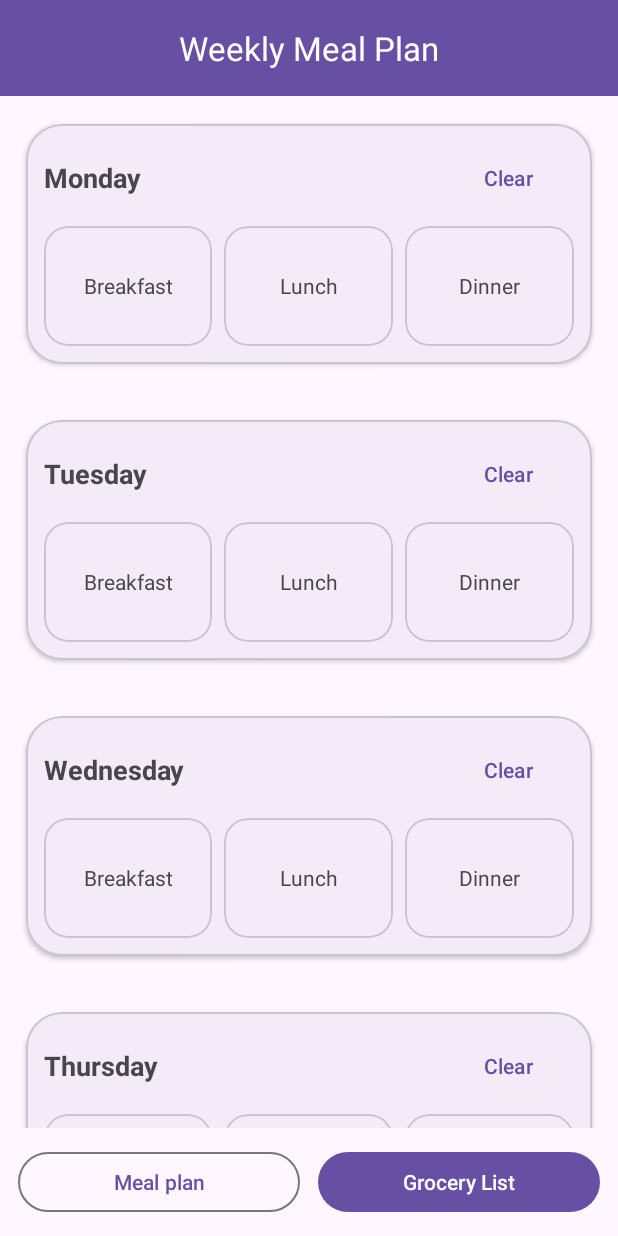
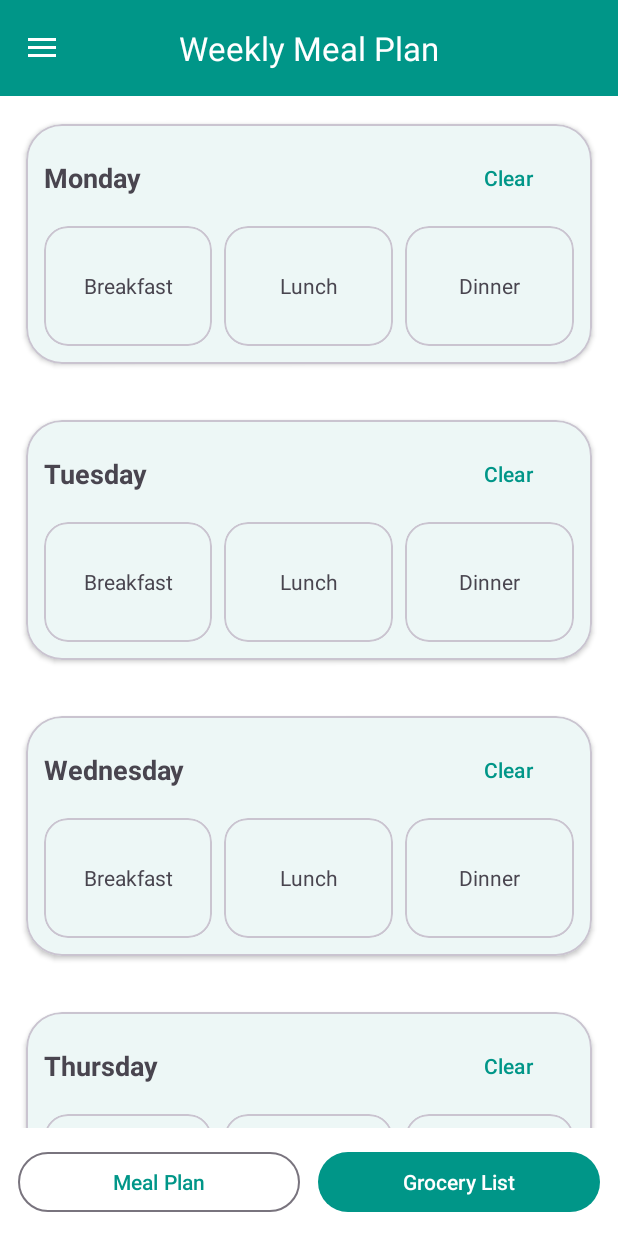
Before and after one commit to DanigosJB/WeeklyBite3, an Android app built with Jetpack Compose: the MealPlanActivity screen opened directly, with no data from a screen before it, on a phone screen of 412 x 824 dp. Run offline under Robolectric (Android 15) with nearby library versions, the phone set to English and light mode, and no system bars.

Commit message:
Added Sidebar, splash scene, changed primary colors

```diff
--- a/app/src/main/java/com/example/weeklybite3/MealPlanActivity.kt
+++ b/app/src/main/java/com/example/weeklybite3/MealPlanActivity.kt
@@ -1,35 +1,96 @@
 package com.example.weeklybite3.plan
 
+import android.content.Intent
 import android.os.Bundle
+import android.view.MenuItem
+import androidx.appcompat.app.ActionBarDrawerToggle
 import androidx.appcompat.app.AlertDialog
 import androidx.appcompat.app.AppCompatActivity
+import androidx.core.view.GravityCompat
 import androidx.recyclerview.widget.LinearLayoutManager
+import com.example.weeklybite3.LoginSignupActivity
+import com.example.weeklybite3.SessionManager
 import com.example.weeklybite3.databinding.ActivityMealPlanBinding
 import com.google.android.material.snackbar.Snackbar
-import android.content.Intent
 
 class MealPlanActivity : AppCompatActivity(), DayAdapter.Callbacks {
 
     private lateinit var binding: ActivityMealPlanBinding
     private lateinit var adapter: DayAdapter
+    private lateinit var toggle: ActionBarDrawerToggle
 
     override fun onCreate(savedInstanceState: Bundle?) {
         super.onCreate(savedInstanceState)
         binding = ActivityMealPlanBinding.inflate(layoutInflater)
         setContentView(binding.root)
 
+        // Toolbar + Drawer toggle
         setSupportActionBar(binding.toolbar)
         supportActionBar?.title = "Weekly Meal Plan"
 
+        toggle = ActionBarDrawerToggle(
+            this,
+            binding.drawerLayout,
+            binding.toolbar,
+            com.example.weeklybite3.R.string.navigation_drawer_open,
+            com.example.weeklybite3.R.string.navigation_drawer_close
+        )
+        binding.drawerLayout.addDrawerListener(toggle)
+        toggle.syncState()
+
+        // Recycler
         adapter = DayAdapter(PlanRepository.week, this)
         binding.rvDays.layoutManager = LinearLayoutManager(this)
         binding.rvDays.adapter = adapter
 
+        // Bottom buttons
         binding.btnMealPlan.setOnClickListener {
             Snackbar.make(binding.root, "You're on Meal plan", Snackbar.LENGTH_SHORT).show()
         }
         binding.btnGrocery.setOnClickListener {
             startActivity(Intent(this, GroceryListActivity::class.java))
+        }
+
+        // Drawer item clicks (includes Logout)
+        binding.navView.setNavigationItemSelectedListener { item ->
+            when (item.itemId) {
+                com.example.weeklybite3.R.id.nav_plan -> {
+                    // already here
+                }
+                com.example.weeklybite3.R.id.nav_account -> {
+                    startActivity(Intent(this, AccountActivity::class.java))
+                }
+                com.example.weeklybite3.R.id.nav_settings -> {
+                    startActivity(Intent(this, SettingsActivity::class.java))
+                }
+                com.example.weeklybite3.R.id.nav_about -> {
+                    startActivity(Intent(this, AboutActivity::class.java))
+                }
+                com.example.weeklybite3.R.id.nav_logout -> {
+                    SessionManager.logout(this)
+                    startActivity(Intent(this, LoginSignupActivity::class.java).apply {
+                        flags = Intent.FLAG_ACTIVITY_NEW_TASK or Intent.FLAG_ACTIVITY_CLEAR_TASK
+                    })
+                    finish()
+                }
+            }
+            binding.drawerLayout.closeDrawer(GravityCompat.START)
+            true
+        }
+    }
+
+    // Let the drawer toggle handle the hamburger click
+    override fun onOptionsItemSelected(item: MenuItem): Boolean {
+        if (toggle.onOptionsItemSelected(item)) return true
+        return super.onOptionsItemSelected(item)
+    }
+
+    @Deprecated("Using legacy back press for simplicity with DrawerLayout")
+    override fun onBackPressed() {
+        if (binding.drawerLayout.isDrawerOpen(GravityCompat.START)) {
+            binding.drawerLayout.closeDrawer(GravityCompat.START)
+        } else {
+            super.onBackPressed()
         }
     }
 
--- a/app/src/main/res/layout/activity_meal_plan.xml
+++ b/app/src/main/res/layout/activity_meal_plan.xml
@@ -1,24 +1,37 @@
 <?xml version="1.0" encoding="utf-8"?>
-<LinearLayout xmlns:android="http://schemas.android.com/apk/res/android"
+<androidx.drawerlayout.widget.DrawerLayout
+    xmlns:android="http://schemas.android.com/apk/res/android"
     xmlns:app="http://schemas.android.com/apk/res-auto"
+    android:id="@+id/drawerLayout"
+    android:layout_width="match_parent"
+    android:layout_height="match_parent">
+
+    <!-- Main content -->
+    <LinearLayout
         android:orientation="vertical"
         android:layout_width="match_parent"
-    android:layout_height="match_parent">
+        android:layout_height="match_parent"
+        android:background="@android:color/white">
 
         <com.google.android.material.appbar.MaterialToolbar
             android:id="@+id/toolbar"
             android:layout_width="match_parent"
-        android:layout_height="wrap_content"
+            android:layout_height="?attr/actionBarSize"
+            android:background="?attr/colorPrimary"
+            android:theme="@style/ThemeOverlay.Material3.Dark.ActionBar"
+            app:title="Weekly Meal Plan"
             app:titleCentered="true"
+            app:titleTextColor="@android:color/white"
             app:navigationIconTint="@android:color/white"
-        android:background="?attr/colorPrimary"
-        app:titleTextColor="@android:color/white" />
+            android:elevation="4dp" />
+
+
 
         <androidx.recyclerview.widget.RecyclerView
             android:id="@+id/rvDays"
             android:layout_width="match_parent"
             android:layout_height="0dp"
-        android:layout_weight="1"/>
+            android:layout_weight="1" />
 
         <LinearLayout
             android:layout_width="match_parent"
@@ -31,7 +44,7 @@
                 android:layout_width="0dp"
                 android:layout_height="wrap_content"
                 android:layout_weight="1"
-            android:text="Meal plan"
+                android:text="Meal Plan"
                 style="@style/Widget.Material3.Button.OutlinedButton" />
 
             <Space
@@ -45,5 +58,18 @@
                 android:layout_weight="1"
                 android:text="Grocery List" />
         </LinearLayout>
+    </LinearLayout>
 
-</LinearLayout>
+    <!-- Sidebar / Drawer -->
+    <com.google.android.material.navigation.NavigationView
+        android:id="@+id/navView"
+        android:layout_width="wrap_content"
+        android:layout_height="match_parent"
+        android:layout_gravity="start"
+        android:background="@android:color/white"
+        app:itemTextColor="@android:color/black"
+        app:itemIconTint="@android:color/black"
+        app:headerLayout="@layout/nav_header"
+        app:menu="@menu/menu_drawer" />
+
+</androidx.drawerlayout.widget.DrawerLayout>
--- /dev/null
+++ b/app/src/main/res/menu/menu_drawer.xml
@@ -0,0 +1,19 @@
+<?xml version="1.0" encoding="utf-8"?>
+<menu xmlns:android="http://schemas.android.com/apk/res/android">
+    <item
+        android:id="@+id/nav_plan"
+        android:title="My Plan" />
+    <item
+        android:id="@+id/nav_account"
+        android:title="Account" />
+    <item
+        android:id="@+id/nav_settings"
+        android:title="Settings" />
+    <item
+        android:id="@+id/nav_about"
+        android:title="About Us" />
+
+    <item
+        android:id="@+id/nav_logout"
+        android:title="Logout" />
+</menu>
--- a/app/src/main/res/values/colors.xml
+++ b/app/src/main/res/values/colors.xml
@@ -1,27 +1,32 @@
 <?xml version="1.0" encoding="utf-8"?>
 <resources>
-    <!-- Primary brand colors -->
-    <color name="md_theme_light_primary">#6750A4</color>
+    <!-- Material 3 Teal palette -->
+    <color name="md_theme_light_primary">#009688</color>
     <color name="md_theme_light_onPrimary">#FFFFFF</color>
-    <color name="md_theme_light_primaryContainer">#EADDFF</color>
-    <color name="md_theme_light_onPrimaryContainer">#21005D</color>
+    <color name="md_theme_light_primaryContainer">#B2DFDB</color>
+    <color name="md_theme_light_onPrimaryContainer">#00332C</color>
 
-    <!-- Secondary colors -->
-    <color name="md_theme_light_secondary">#625B71</color>
+    <color name="md_theme_light_secondary">#4DB6AC</color>
     <color name="md_theme_light_onSecondary">#FFFFFF</color>
-    <color name="md_theme_light_secondaryContainer">#E8DEF8</color>
-    <color name="md_theme_light_onSecondaryContainer">#1D192B</color>
+    <color name="md_theme_light_secondaryContainer">#E0F2F1</color>
+    <color name="md_theme_light_onSecondaryContainer">#00201B</color>
 
-    <!-- Background & Surface -->
-    <color name="md_theme_light_background">#FFFBFE</color>
+    <color name="md_theme_light_background">#FFFFFF</color>
     <color name="md_theme_light_onBackground">#1C1B1F</color>
-    <color name="md_theme_light_surface">#FFFBFE</color>
+    <color name="md_theme_light_surface">#FFFFFF</color>
     <color name="md_theme_light_onSurface">#1C1B1F</color>
 
-    <!-- Error colors -->
-    <color name="md_theme_light_error">#B3261E</color>
+    <color name="md_theme_light_error">#B00020</color>
     <color name="md_theme_light_onError">#FFFFFF</color>
+
+    <!-- Common -->
     <color name="white">#FFFFFF</color>
     <color name="black">#000000</color>
-    <color name="teal_700">#018786</color>
+
+    <!-- Legacy teal names kept for compatibility with older refs -->
+    <color name="teal_50">#E0F2F1</color>
+    <color name="teal_100">#B2DFDB</color>
+    <color name="teal_300">#4DB6AC</color>
+    <color name="teal_500">#009688</color>
+    <color name="teal_700">#00796B</color>
 </resources>
--- a/app/src/main/res/values/strings.xml
+++ b/app/src/main/res/values/strings.xml
@@ -7,4 +7,6 @@
     <string name="title_activity_grocery_list">GroceryListActivity</string>
     <string name="title_activity_grocery_adapter">GroceryAdapter</string>
     <string name="title_activity_session_manager">SessionManager</string>
+    <string name="navigation_drawer_open">Open navigation drawer</string>
+    <string name="navigation_drawer_close">Close navigation drawer</string>
 </resources>
--- a/app/src/main/res/values/themes.xml
+++ b/app/src/main/res/values/themes.xml
@@ -1,6 +1,19 @@
-<resources xmlns:tools="http://schemas.android.com/tools">
+<?xml version="1.0" encoding="utf-8"?>
+<resources>
+    <style name="Theme.WeeklyBite" parent="Theme.Material3.DayNight.NoActionBar">
+        <!-- Primary set to teal -->
+        <item name="colorPrimary">@color/md_theme_light_primary</item>
+        <item name="colorOnPrimary">@color/md_theme_light_onPrimary</item>
+        <item name="colorPrimaryContainer">@color/md_theme_light_primaryContainer</item>
+        <item name="colorOnPrimaryContainer">@color/md_theme_light_onPrimaryContainer</item>
 
-    <style name="Theme.WeeklyBite" parent="Theme.Material3.Light.NoActionBar">
+        <item name="colorSecondary">@color/md_theme_light_secondary</item>
+        <item name="colorOnSecondary">@color/md_theme_light_onSecondary</item>
+        <item name="colorSecondaryContainer">@color/md_theme_light_secondaryContainer</item>
+        <item name="colorOnSecondaryContainer">@color/md_theme_light_onSecondaryContainer</item>
 
+        <item name="colorSurface">@color/md_theme_light_surface</item>
+        <item name="colorOnSurface">@color/md_theme_light_onSurface</item>
+        <item name="android:statusBarColor">@color/md_theme_light_primary</item>
     </style>
 </resources>
```
Also changed, not shown: app/src/main/AndroidManifest.xml (+30 -8 lines), app/src/main/java/com/example/weeklybite3/AboutActivity.kt (added, +19 -0 lines), app/src/main/java/com/example/weeklybite3/AccountActivity.kt (added, +19 -0 lines), app/src/main/java/com/example/weeklybite3/SettingsActivity.kt (added, +19 -0 lines), app/src/main/java/com/example/weeklybite3/SplashActivity.kt (added, +38 -0 lines), app/src/main/res/layout/activity_about.xml (added, +13 -0 lines), app/src/main/res/layout/activity_account.xml (added, +13 -0 lines), app/src/main/res/layout/activity_settings.xml (added, +13 -0 lines), app/src/main/res/layout/activity_splash.xml (added, +29 -0 lines), app/src/main/res/layout/nav_header.xml (added, +25 -0 lines), app/src/main/res/xml/splash_motion_scene.xml (added, +52 -0 lines). Lines whose indentation alone changed are shown as unchanged.
